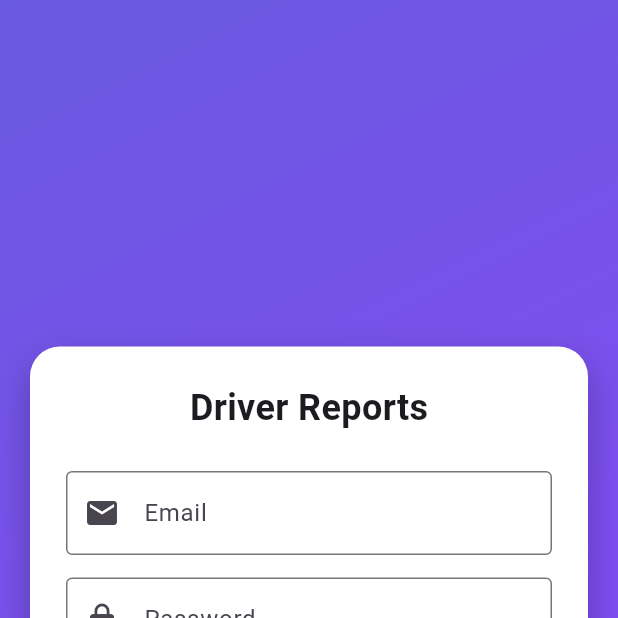
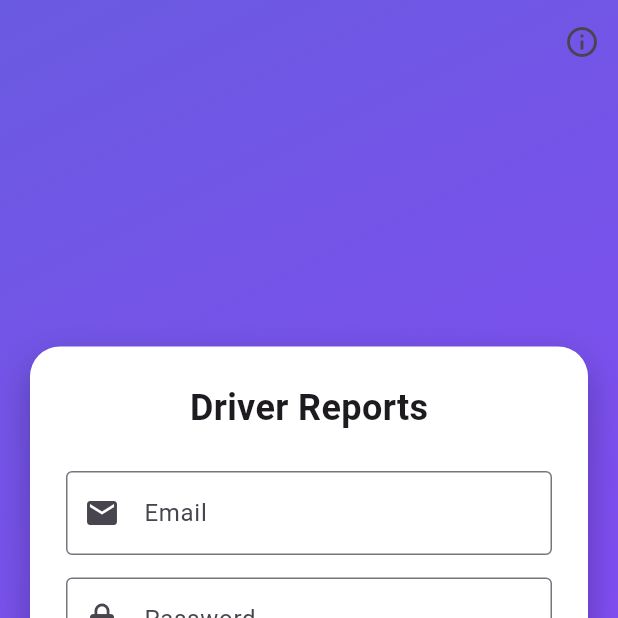
Before and after one commit to 132u/new_driver_reports_front, a Flutter app: the screen it shows after launch, on a phone screen of 412 x 824 dp, the top half of it. Run offline on Flutter 3.47's test engine with Material 3 defaults, Android fonts, the phone set to English and light mode, and no system bars; our stand-ins replace image_picker, jwt_decoder, shared_preferences.

Commit message:
added info icon on login page

```diff
--- a/lib/screens/login_screen.dart
+++ b/lib/screens/login_screen.dart
@@ -1,5 +1,6 @@
 import 'package:driver_reports_app/screens/home_screen.dart';
 import 'package:driver_reports_app/screens/main_screen.dart';
+import 'package:driver_reports_app/screens/version_screen.dart';
 import 'package:flutter/material.dart';
 import '../core/api/auth_service.dart';
 import '../core/api/token_storage.dart';
@@ -49,6 +50,24 @@ class _LoginScreenState extends State<LoginScreen> {
   @override
   Widget build(BuildContext context) {
     return Scaffold(
+      appBar: AppBar(
+        backgroundColor: Colors.transparent,
+        elevation: 0,
+        actions: [
+          IconButton(
+            icon: const Icon(Icons.info_outline),
+            onPressed: () {
+              Navigator.push(
+                context,
+                MaterialPageRoute(
+                  builder: (_) => const VersionScreen(),
+                ),
+              );
+            },
+          ),
+        ],
+      ),
+      extendBodyBehindAppBar: true,
       body: Container(
         decoration: const BoxDecoration(
           gradient: LinearGradient(
```
